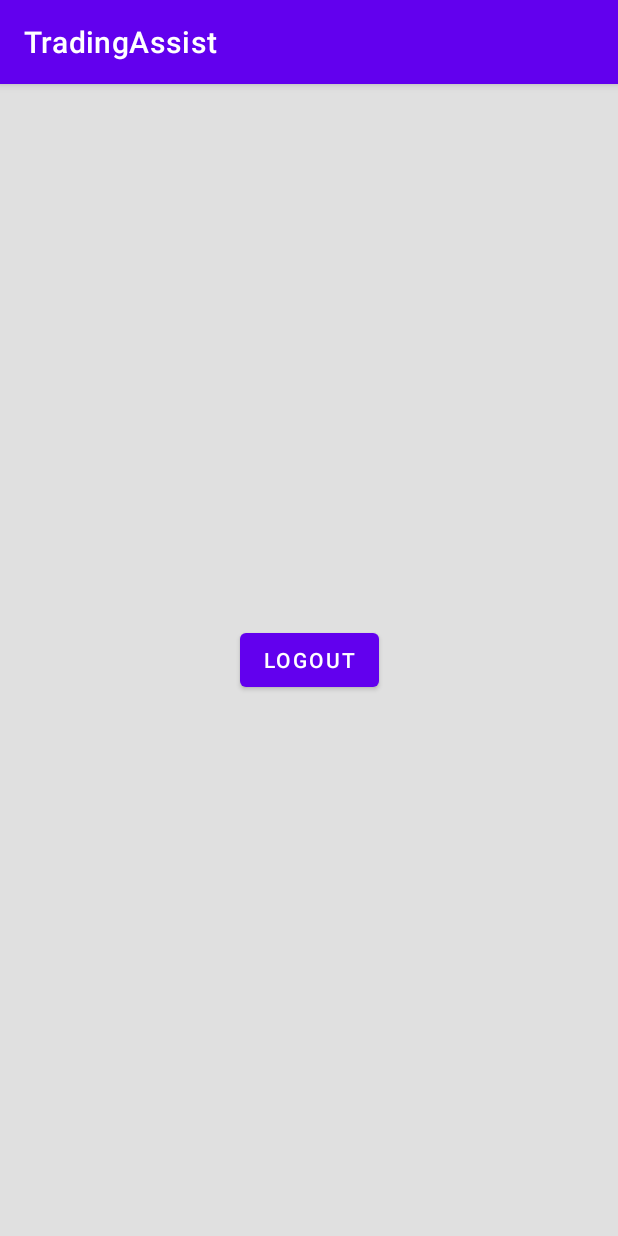
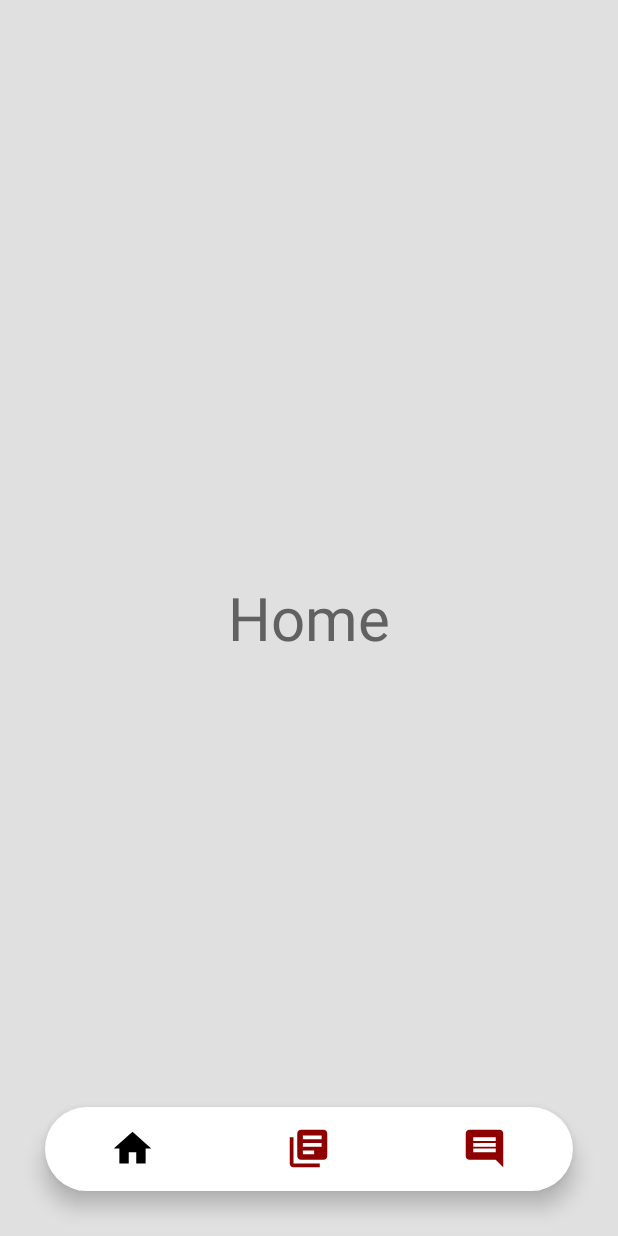
Before and after one commit to Akshayksalian/TradingAssist, an Android app: the screen it shows after launch once a user with an empty profile is signed in (MainActivity), on a phone screen of 412 x 824 dp. Run offline under Robolectric (Android 15) with nearby library versions, the phone set to English and light mode, and no system bars; our stand-ins replace Firebase (no records; nobody signed in at launch, a user with empty details on screens opened directly).

Commit message:
fragments

```diff
--- a/app/build.gradle
+++ b/app/build.gradle
@@ -35,6 +35,7 @@ dependencies {
     implementation 'com.google.android.material:material:1.4.0'
     implementation 'androidx.constraintlayout:constraintlayout:2.0.4'
     implementation 'com.google.firebase:firebase-auth:21.0.1'
+    implementation 'androidx.legacy:legacy-support-v4:1.0.0'
     testImplementation 'junit:junit:4.+'
     androidTestImplementation 'androidx.test.ext:junit:1.1.3'
     androidTestImplementation 'androidx.test.espresso:espresso-core:3.4.0'
--- /dev/null
+++ b/app/src/main/java/com/example/tradingassist/HomeFragment.java
@@ -0,0 +1,64 @@
+package com.example.tradingassist;
+
+import android.os.Bundle;
+
+import androidx.fragment.app.Fragment;
+
+import android.view.LayoutInflater;
+import android.view.View;
+import android.view.ViewGroup;
+
+/**
+ * A simple {@link Fragment} subclass.
+ * Use the {@link HomeFragment#newInstance} factory method to
+ * create an instance of this fragment.
+ */
+public class HomeFragment extends Fragment {
+
+    // TODO: Rename parameter arguments, choose names that match
+    // the fragment initialization parameters, e.g. ARG_ITEM_NUMBER
+    private static final String ARG_PARAM1 = "param1";
+    private static final String ARG_PARAM2 = "param2";
+
+    // TODO: Rename and change types of parameters
+    private String mParam1;
+    private String mParam2;
+
+    public HomeFragment() {
+        // Required empty public constructor
+    }
+
+    /**
+     * Use this factory method to create a new instance of
+     * this fragment using the provided parameters.
+     *
+     * @param param1 Parameter 1.
+     * @param param2 Parameter 2.
+     * @return A new instance of fragment HomeFragment.
+     */
+    // TODO: Rename and change types and number of parameters
+    public static HomeFragment newInstance(String param1, String param2) {
+        HomeFragment fragment = new HomeFragment();
+        Bundle args = new Bundle();
+        args.putString(ARG_PARAM1, param1);
+        args.putString(ARG_PARAM2, param2);
+        fragment.setArguments(args);
+        return fragment;
+    }
+
+    @Override
+    public void onCreate(Bundle savedInstanceState) {
+        super.onCreate(savedInstanceState);
+        if (getArguments() != null) {
+            mParam1 = getArguments().getString(ARG_PARAM1);
+            mParam2 = getArguments().getString(ARG_PARAM2);
+        }
+    }
+
+    @Override
+    public View onCreateView(LayoutInflater inflater, ViewGroup container,
+                             Bundle savedInstanceState) {
+        // Inflate the layout for this fragment
+        return inflater.inflate(R.layout.fragment_home, container, false);
+    }
+}
--- a/app/src/main/java/com/example/tradingassist/MainActivity.java
+++ b/app/src/main/java/com/example/tradingassist/MainActivity.java
@@ -1,17 +1,22 @@
 package com.example.tradingassist;
 
+import androidx.annotation.NonNull;
 import androidx.appcompat.app.AppCompatActivity;
+import androidx.fragment.app.Fragment;
 
 import android.content.Intent;
 import android.os.Bundle;
+import android.view.MenuItem;
+import android.view.WindowManager;
 import android.widget.Button;
 
+import com.google.android.material.bottomnavigation.BottomNavigationView;
 import com.google.firebase.auth.FirebaseAuth;
 import com.google.firebase.auth.FirebaseUser;
 
 public class MainActivity extends AppCompatActivity {
 
-    Button logout;
+    BottomNavigationView navigationView;
 
     // Using of fireBase Authentication class.
     FirebaseAuth mAuth;
@@ -21,16 +26,40 @@ public class MainActivity extends AppCompatActivity {
         super.onCreate(savedInstanceState);
         setContentView(R.layout.activity_main);
 
-        logout = findViewById(R.id.logout);
+        getWindow().addFlags(WindowManager.LayoutParams.FLAG_FULLSCREEN);
+
+
+        navigationView = findViewById(R.id.bottom_navigation);
+        getSupportFragmentManager().beginTransaction().replace(R.id.body,new HomeFragment()).commit();
+        navigationView.setSelectedItemId(R.id.nav_home);
+
+        navigationView.setOnNavigationItemSelectedListener(new BottomNavigationView.OnNavigationItemSelectedListener() {
+            @Override
+            public boolean onNavigationItemSelected(@NonNull MenuItem item) {
+                Fragment fragment=null;
+
+                switch (item.getItemId()){
+
+                    case R.id.nav_home:
+                        fragment = new HomeFragment();
+                        break;
+
+                    case R.id.nav_news:
+                        fragment = new NewsFragment();
+                        break;
+
+                    case R.id.nav_socialmedia:
+                        fragment = new SocialFragment();
+                        break;
+                }
+                getSupportFragmentManager().beginTransaction().replace(R.id.body,fragment).commit();
+
+                return true;
+            }
+        });
 
         // Initializing fire base auth into onCreate method.
         mAuth=FirebaseAuth.getInstance();
-
-        // clicklistener for logout button.
-        logout.setOnClickListener(view ->{
-            mAuth.signOut();
-            startActivity(new Intent(MainActivity.this,Login.class));
-        });
     }
 
     // Overriding on start method.
--- /dev/null
+++ b/app/src/main/res/drawable/ic_home.xml
@@ -0,0 +1,5 @@
+<vector android:height="24dp" android:tint="#9A0007"
+    android:viewportHeight="24" android:viewportWidth="24"
+    android:width="24dp" xmlns:android="http://schemas.android.com/apk/res/android">
+    <path android:fillColor="@android:color/white" android:pathData="M10,20v-6h4v6h5v-8h3L12,3 2,12h3v8z"/>
+</vector>
--- /dev/null
+++ b/app/src/main/res/drawable/ic_news.xml
@@ -0,0 +1,5 @@
+<vector android:height="24dp" android:tint="#9A0007"
+    android:viewportHeight="24" android:viewportWidth="24"
+    android:width="24dp" xmlns:android="http://schemas.android.com/apk/res/android">
+    <path android:fillColor="@android:color/white" android:pathData="M4,6L2,6v14c0,1.1 0.9,2 2,2h14v-2L4,20L4,6zM20,2L8,2c-1.1,0 -2,0.9 -2,2v12c0,1.1 0.9,2 2,2h12c1.1,0 2,-0.9 2,-2L22,4c0,-1.1 -0.9,-2 -2,-2zM19,11L9,11L9,9h10v2zM15,15L9,15v-2h6v2zM19,7L9,7L9,5h10v2z"/>
+</vector>
--- /dev/null
+++ b/app/src/main/res/drawable/ic_socialmedia.xml
@@ -0,0 +1,5 @@
+<vector android:height="24dp" android:tint="#9A0007"
+    android:viewportHeight="24" android:viewportWidth="24"
+    android:width="24dp" xmlns:android="http://schemas.android.com/apk/res/android">
+    <path android:fillColor="@android:color/white" android:pathData="M21.99,4c0,-1.1 -0.89,-2 -1.99,-2L4,2c-1.1,0 -2,0.9 -2,2v12c0,1.1 0.9,2 2,2h14l4,4 -0.01,-18zM18,14L6,14v-2h12v2zM18,11L6,11L6,9h12v2zM18,8L6,8L6,6h12v2z"/>
+</vector>
--- /dev/null
+++ b/app/src/main/res/drawable/item_selector.xml
@@ -0,0 +1,8 @@
+<?xml version="1.0" encoding="utf-8"?>
+<selector xmlns:android="http://schemas.android.com/apk/res/android">
+
+    <item android:state_pressed="true" android:color="@color/black"/>
+    <item android:state_checked="true" android:color="@color/black"/>
+    <item android:color="@color/Red"/>
+
+</selector>
--- /dev/null
+++ b/app/src/main/res/drawable/round_corner.xml
@@ -0,0 +1,8 @@
+<?xml version="1.0" encoding="utf-8"?>
+<shape
+    android:shape="rectangle"
+    xmlns:android="http://schemas.android.com/apk/res/android">
+
+    <solid android:color="@color/white"/>
+    <corners android:radius="100dp"/>
+</shape>
--- a/app/src/main/res/layout/activity_main.xml
+++ b/app/src/main/res/layout/activity_main.xml
@@ -1,20 +1,25 @@
 <?xml version="1.0" encoding="utf-8"?>
-<androidx.constraintlayout.widget.ConstraintLayout xmlns:android="http://schemas.android.com/apk/res/android"
+<RelativeLayout xmlns:android="http://schemas.android.com/apk/res/android"
     xmlns:app="http://schemas.android.com/apk/res-auto"
     xmlns:tools="http://schemas.android.com/tools"
     android:layout_width="match_parent"
     android:layout_height="match_parent"
     android:background="@color/background"
+    android:id="@+id/body"
     tools:context=".MainActivity">
 
-    <Button
-        android:id="@+id/logout"
-        android:layout_width="wrap_content"
+    <com.google.android.material.bottomnavigation.BottomNavigationView
+        android:layout_width="match_parent"
         android:layout_height="wrap_content"
-        android:text="Logout"
-        app:layout_constraintBottom_toBottomOf="parent"
-        app:layout_constraintEnd_toEndOf="parent"
-        app:layout_constraintHorizontal_bias="0.5"
-        app:layout_constraintStart_toStartOf="parent"
-        app:layout_constraintTop_toTopOf="parent" />
-</androidx.constraintlayout.widget.ConstraintLayout>
+        android:layout_alignParentBottom="true"
+        android:layout_margin="30dp"
+        android:elevation="2dp"
+        app:menu="@menu/item_menu"
+        android:background="@drawable/round_corner"
+        app:itemRippleColor="@color/Text"
+        app:itemIconSize="30dp"
+        app:labelVisibilityMode="unlabeled"
+        app:itemIconTint="@drawable/item_selector"
+        android:id="@+id/bottom_navigation"/>
+
+</RelativeLayout>
--- /dev/null
+++ b/app/src/main/res/layout/fragment_home.xml
@@ -0,0 +1,18 @@
+<?xml version="1.0" encoding="utf-8"?>
+<FrameLayout xmlns:android="http://schemas.android.com/apk/res/android"
+    xmlns:tools="http://schemas.android.com/tools"
+    android:layout_width="match_parent"
+    android:layout_height="match_parent"
+    tools:context=".HomeFragment">
+
+    <!-- TODO: Update blank fragment layout -->
+    <TextView
+        android:layout_width="match_parent"
+        android:layout_height="match_parent"
+        android:text="Home"
+        android:textColor="@color/Text"
+        android:textSize="40dp"
+        android:background="@color/background"
+        android:gravity="center"/>
+
+</FrameLayout>
--- /dev/null
+++ b/app/src/main/res/menu/item_menu.xml
@@ -0,0 +1,16 @@
+<?xml version="1.0" encoding="utf-8"?>
+<menu xmlns:android="http://schemas.android.com/apk/res/android">
+
+    <item android:id="@+id/nav_home"
+        android:title="Home"
+        android:icon="@drawable/ic_home"/>
+
+    <item android:id="@+id/nav_news"
+        android:title="News"
+        android:icon="@drawable/ic_news"/>
+
+    <item android:id="@+id/nav_socialmedia"
+        android:title="Social"
+        android:icon="@drawable/ic_socialmedia"/>
+
+</menu>
--- a/app/src/main/res/values/strings.xml
+++ b/app/src/main/res/values/strings.xml
@@ -1,3 +1,5 @@
 <resources>
     <string name="app_name">TradingAssist</string>
+    <!-- TODO: Remove or change this placeholder text -->
+    <string name="hello_blank_fragment">Hello blank fragment</string>
 </resources>
--- a/app/src/main/res/values/themes.xml
+++ b/app/src/main/res/values/themes.xml
@@ -1,6 +1,6 @@
 <resources xmlns:tools="http://schemas.android.com/tools">
     <!-- Base application theme. -->
-    <style name="Theme.TradingAssist" parent="Theme.MaterialComponents.DayNight.DarkActionBar">
+    <style name="Theme.TradingAssist" parent="Theme.MaterialComponents.DayNight.NoActionBar">
         <!-- Primary brand color. -->
         <item name="colorPrimary">@color/purple_500</item>
         <item name="colorPrimaryVariant">@color/purple_700</item>
```
Also changed, not shown: app/src/main/java/com/example/tradingassist/NewsFragment.java (added, +64 -0 lines), app/src/main/java/com/example/tradingassist/SocialFragment.java (added, +64 -0 lines), app/src/main/res/layout/fragment_news.xml (added, +17 -0 lines), app/src/main/res/layout/fragment_social.xml (added, +17 -0 lines).
